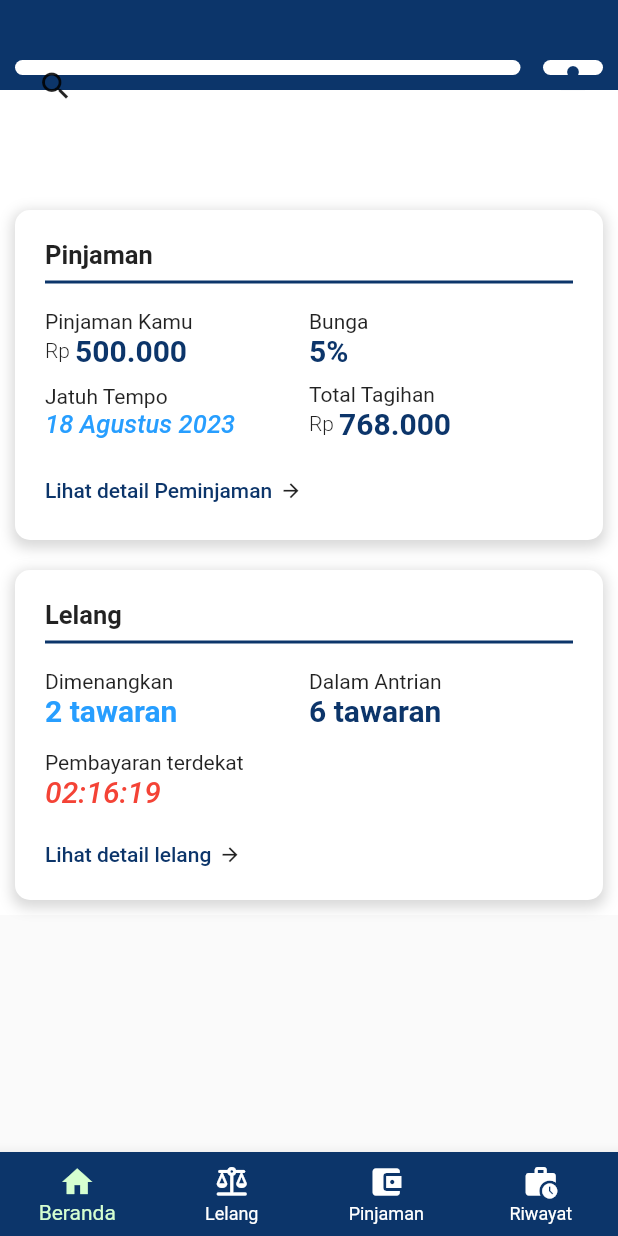
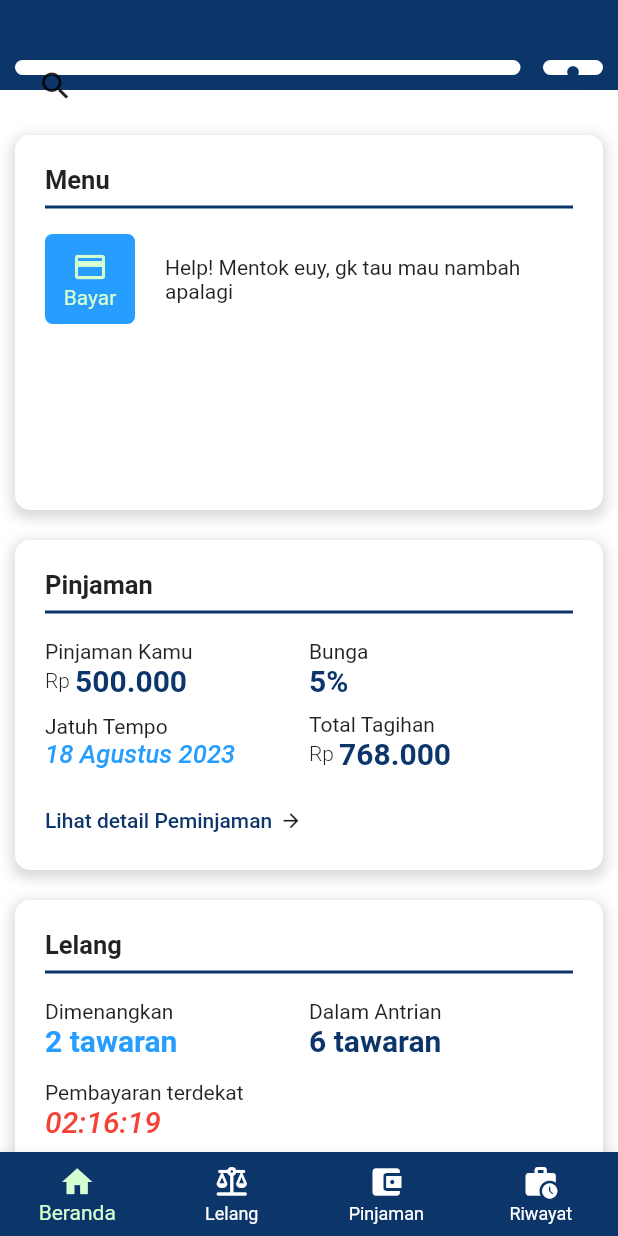
Before and after one commit to ivandohan/trade_app_freelance, a Flutter app: the screen it shows after launch, on a phone screen of 412 x 824 dp. Run offline on Flutter 3.47's test engine with Material 2 defaults, Android fonts, the phone set to English and light mode, and no system bars; our stand-ins replace percent_indicator.

Commit message:
Added menus button in home screen

```diff
--- a/lib/screens/home_screen.dart
+++ b/lib/screens/home_screen.dart
@@ -1,6 +1,7 @@
 import 'package:flutter/material.dart';
 import 'package:trade_app/widgets/home_widgets/home_auction_bar_widget.dart';
 import 'package:trade_app/widgets/home_widgets/home_debt_bar_widget.dart';
+import 'package:trade_app/widgets/home_widgets/home_group_buttons_widget.dart';
 
 class HomeScreen extends StatelessWidget {
   const HomeScreen({super.key});
@@ -17,7 +18,11 @@ class HomeScreen extends StatelessWidget {
           crossAxisAlignment: CrossAxisAlignment.start,
           children: const [
             SizedBox(
-              height: 70,
+              height: 20,
+            ),
+            HomeGroupButtonsWidget(),
+            SizedBox(
+              height: 20,
             ),
             HomeDebtBarWidget(),
             SizedBox(
--- a/lib/widgets/auction_item_detail_widgets/auction_item_details_widget.dart
+++ b/lib/widgets/auction_item_detail_widgets/auction_item_details_widget.dart
@@ -29,6 +29,7 @@ Gunakan secara rutin setiap kali selesai mencuci muka. Ratakan ke seluruh wajah
 
 
 """),
+        const SizedBox(height: 70,),
       ],
     );
   }
--- /dev/null
+++ b/lib/widgets/home_widgets/home_group_buttons_widget.dart
@@ -0,0 +1,67 @@
+import 'package:flutter/material.dart';
+import 'package:trade_app/widgets/home_widgets/home_menu_button_widget.dart';
+
+class HomeGroupButtonsWidget extends StatelessWidget {
+  const HomeGroupButtonsWidget({super.key});
+
+  // Bantu line 51 min, add tombol
+
+  @override
+  Widget build(BuildContext context) {
+    return Row(
+      children: [
+        Expanded(
+          child: Container(
+            padding: const EdgeInsets.all(20),
+            height: 250,
+            decoration: BoxDecoration(
+              color: Colors.white,
+              borderRadius: BorderRadius.circular(10),
+              boxShadow: [
+                BoxShadow(
+                  color: Colors.grey.withOpacity(0.4), // Warna bayangan
+                  spreadRadius: 2, // Radius sebaran bayangan
+                  blurRadius: 7, // Radius blur bayangan
+                  offset: Offset(0, 3), // Posisi offset bayangan (x, y)
+                ),
+              ],
+            ),
+            child: Column(
+              crossAxisAlignment: CrossAxisAlignment.start,
+              children: [
+                const Text(
+                  'Menu',
+                  style: TextStyle(
+                    fontWeight: FontWeight.w700,
+                    fontSize: 17,
+                  ),
+                ),
+                const Divider(
+                  thickness: 2,
+                  color: Color(0xFF0C356A),
+                ),
+                const SizedBox(height: 10,),
+                Row(
+                  children: const [
+                    HomeMenuButtonWidget(
+                      icon: Icons.payment,
+                      text: "Bayar",
+                    ),
+                    const SizedBox(width: 20,),
+                    Expanded(
+                      child: Text(
+                        "Help! Mentok euy, gk tau mau nambah apalagi",
+                        overflow: TextOverflow.ellipsis,
+                        maxLines: 3,
+                      ),
+                    )
+                  ],
+                ),
+              ],
+            ),
+          ),
+        ),
+      ],
+    );
+  }
+}
--- /dev/null
+++ b/lib/widgets/home_widgets/home_menu_button_widget.dart
@@ -0,0 +1,40 @@
+import 'package:flutter/material.dart';
+
+class HomeMenuButtonWidget extends StatelessWidget {
+  final IconData icon;
+  final String text;
+
+  const HomeMenuButtonWidget({
+    super.key,
+    required this.icon,
+    required this.text,
+});
+
+  @override
+  Widget build(BuildContext context) {
+    return Container(
+      height: 60,
+      width: 60,
+      decoration: BoxDecoration(
+        borderRadius: BorderRadius.circular(5),
+        color: Color(0xFF279EFF),
+      ),
+      child: Column(
+        crossAxisAlignment: CrossAxisAlignment.center,
+        mainAxisAlignment: MainAxisAlignment.center,
+        children: [
+          Icon(
+            icon,
+            color: Color(0xFFD5FFD0),
+          ),
+          Text(
+            text,
+            style: const TextStyle(
+              color: Color(0xFFD5FFD0),
+            ),
+          ),
+        ],
+      ),
+    );
+  }
+}
```
Also changed, not shown: lib/screens/debt_screen.dart (+56 -2 lines).
